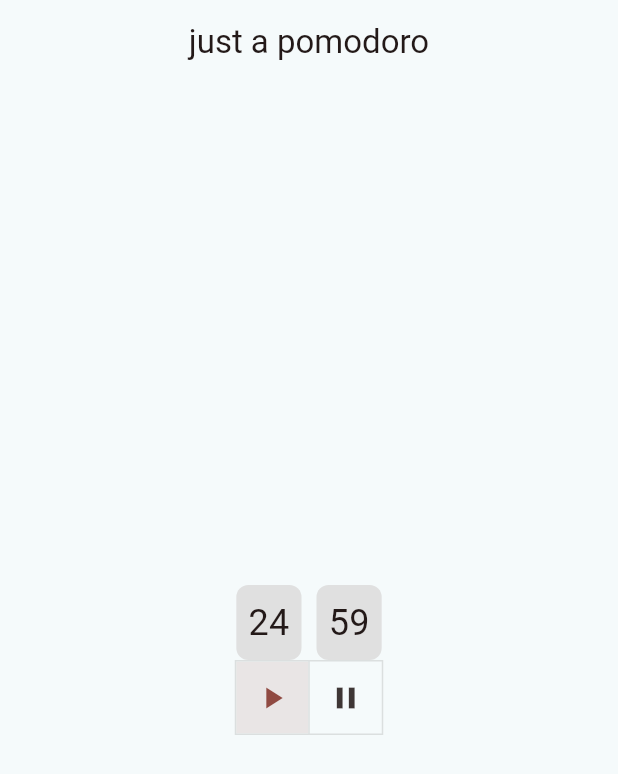
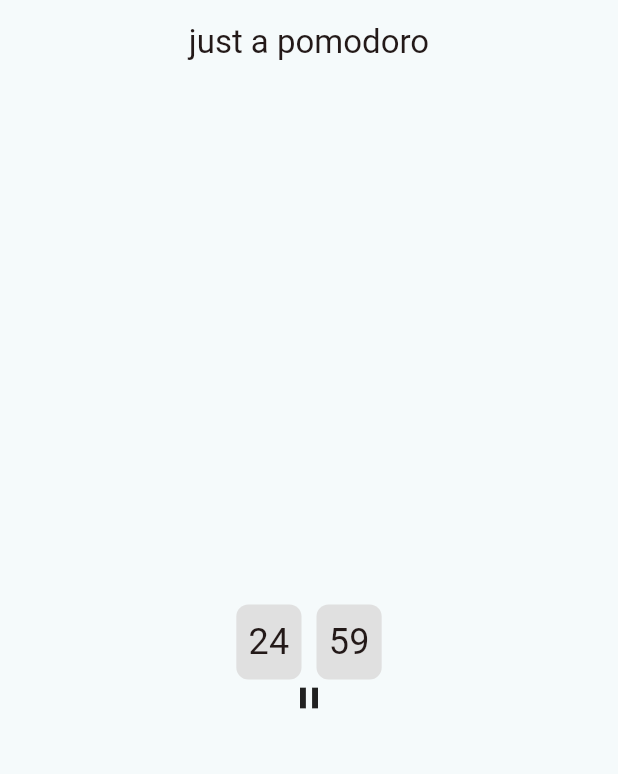
Before and after one commit to HypnosCicero/just_a_pomodoro, a Flutter app: the screen it shows after launch, after a tap on the "play arrow" icon, on a phone screen of 412 x 824 dp. Shown: the top 774 px of the screen. Run offline on Flutter 3.47's test engine with Material 3 defaults, Android fonts, the phone set to English and light mode, and no system bars; missing offline and left inert: dart:ffi.

Commit message:
feat(main):changed how buttons behave.

```diff
--- a/lib/main.dart
+++ b/lib/main.dart
@@ -56,7 +56,7 @@ class _ClockBlockState extends State<ClockBlock> {
   late int _minutes;
   late int _arrayIndex;
   int _seconds = 0;
-  List<bool> _isSelected = [false,false];
+  bool _isSelected = false;
 
   @override
   void initState() {
@@ -87,6 +87,16 @@ class _ClockBlockState extends State<ClockBlock> {
       });
      });
   }
+  void _togglePlayPause() {
+    setState(() {
+      if(_isSelected) {
+        _timer.cancel();
+      } else {
+        _startTimer();
+      }
+      _isSelected = !_isSelected;
+    });
+  }
 
   @override
   Widget build(BuildContext context) {
@@ -102,23 +112,16 @@ class _ClockBlockState extends State<ClockBlock> {
           ]
         ),
         Center(
-          child: ToggleButtons(
-            isSelected: _isSelected,
-            onPressed: (int index) {
-              setState(() {
-                _isSelected[index] = !_isSelected[index];
-                if(_isSelected[index]) {
-                  _startTimer();
-                } else {
-                  _timer.cancel();
-                }
-              });
-            },
-            children: [
-              Icon(Icons.play_arrow), // 播放图标
-              Icon(Icons.pause),
-              ],
+          child: GestureDetector(
+            onTap: _togglePlayPause,
+            child: AnimatedSwitcher(
+              duration: Duration(milliseconds: 300),
+              transitionBuilder: (Widget child, Animation<double> animation) {
+                return ScaleTransition(scale: animation, child: child);
+              },
+              child: _isSelected? Icon(Icons.pause) : Icon(Icons.play_arrow),
             ),
+          )
         ),
       ],
     );
```
